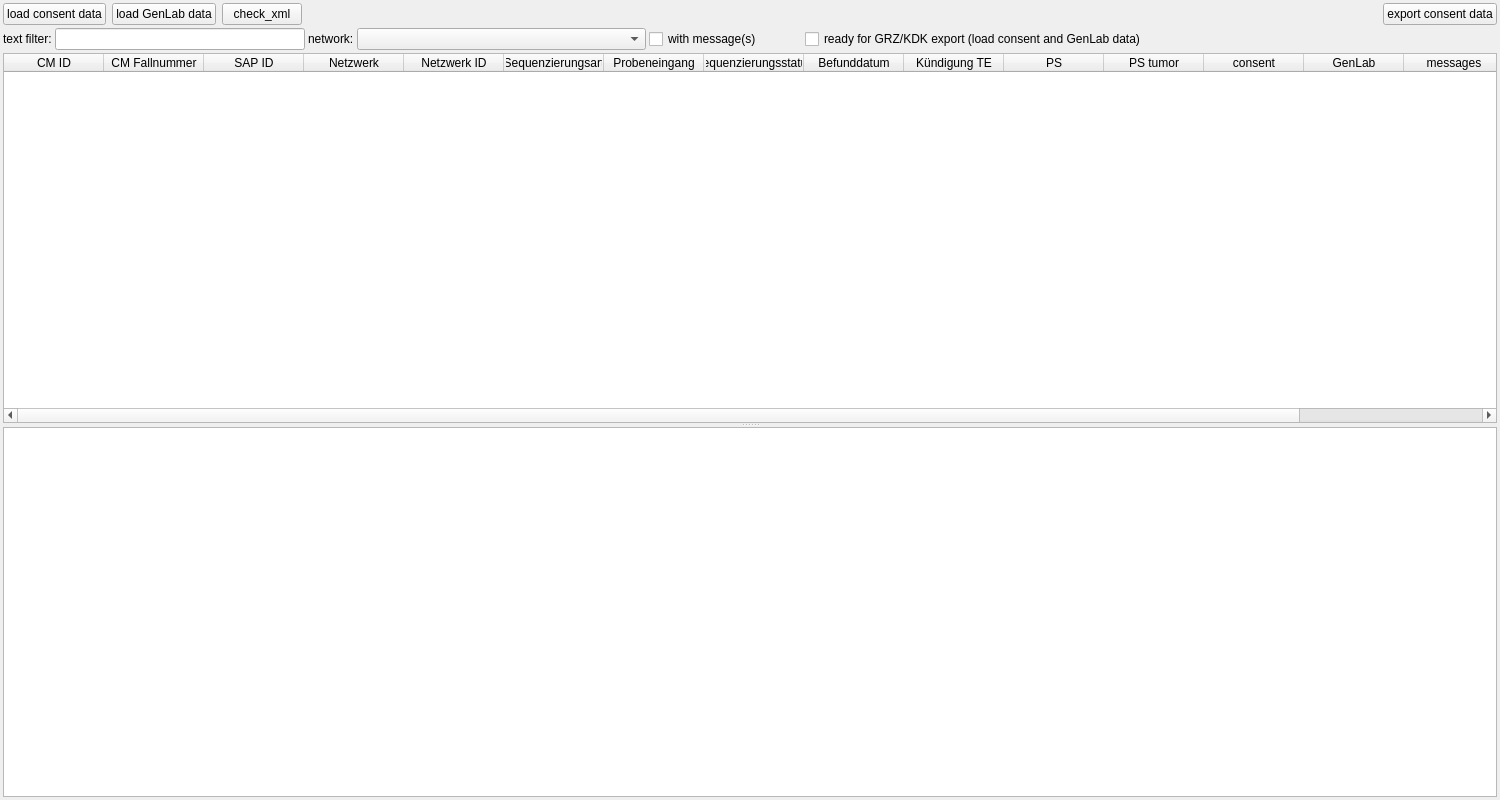
Before: the Qt Designer form src/MVHub/MVHub.ui in imgag/ngs-bits, drawn with Qt 5.
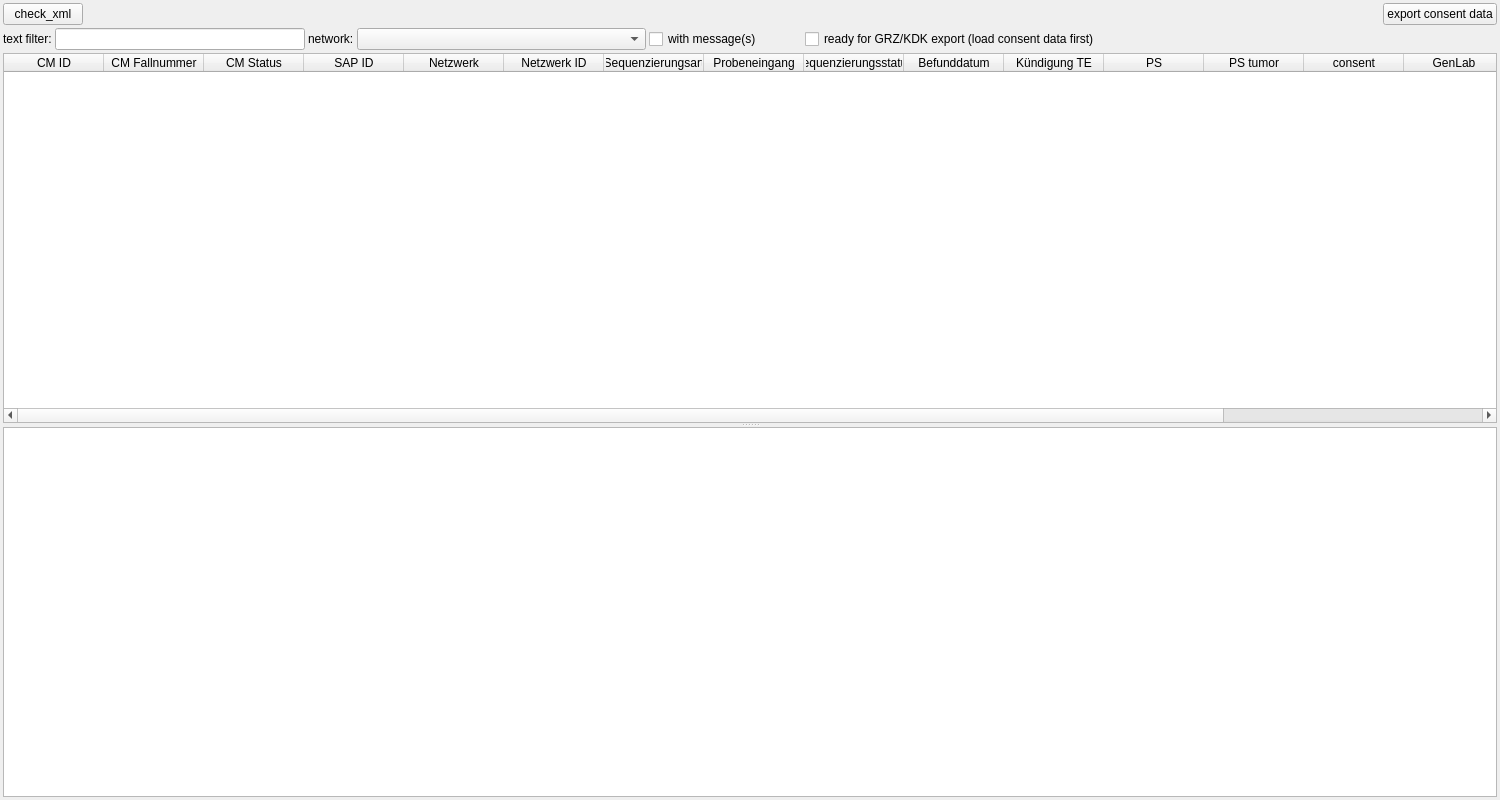
After: the same form once the commit is applied. Icons and pictures are not drawn.

Commit message: MVHub: added support for MVH cases with status 'Abgebrochen'; minor other changes

What changed in the file:
```diff
--- a/src/MVHub/MVHub.ui
+++ b/src/MVHub/MVHub.ui
@@ -48,20 +48,6 @@
     </property>
     <item>
      <layout class="QHBoxLayout" name="horizontalLayout_2">
-      <item>
-       <widget class="QPushButton" name="load_consent_data">
-        <property name="text">
-         <string>load consent data</string>
-        </property>
-       </widget>
-      </item>
-      <item>
-       <widget class="QPushButton" name="load_genlab_data">
-        <property name="text">
-         <string>load GenLab data</string>
-        </property>
-       </widget>
-      </item>
       <item>
        <widget class="QPushButton" name="check_xml">
         <property name="toolTip">
@@ -180,7 +166,7 @@
       <item>
        <widget class="QCheckBox" name="f_ready_export">
         <property name="text">
-         <string>ready for GRZ/KDK export (load consent and GenLab data)</string>
+         <string>ready for GRZ/KDK export (load consent data first)</string>
         </property>
        </widget>
       </item>
@@ -240,6 +226,11 @@
          <string>CM Fallnummer</string>
         </property>
        </column>
+       <column>
+        <property name="text">
+         <string>CM Status</string>
+        </property>
+       </column>
        <column>
         <property name="text">
          <string>SAP ID</string>
```
The commit also changes 2 other files.
